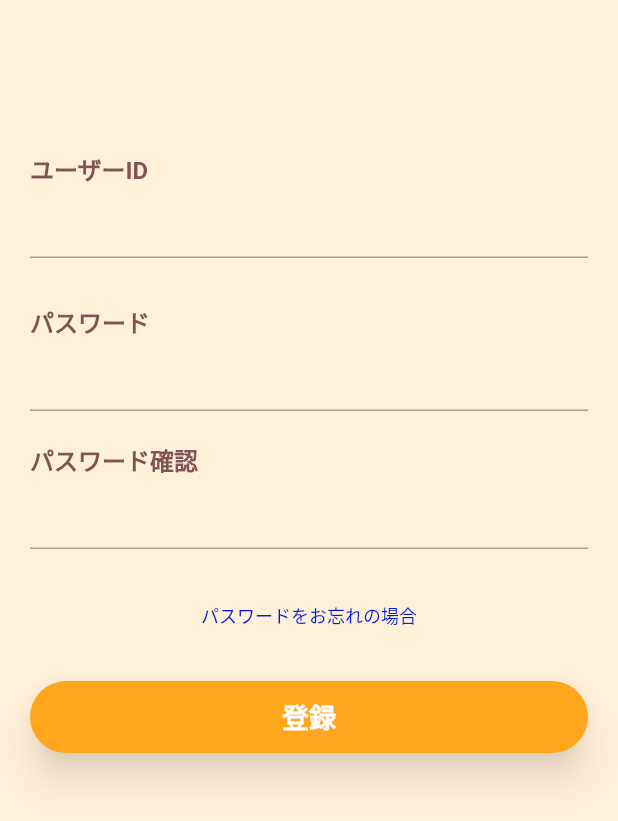
After one commit to CIRF-APP/cirf_subscribe_app, a Flutter app: the SignUpPage screen opened by its route, after a tap on "登録", on a phone screen of 412 x 824 dp. The commit adds this screen. Shown: the top 821 px of the screen. Run offline on Flutter 3.47's test engine with Material 2 defaults, Android fonts, the phone set to English and light mode, and no system bars; our stand-ins replace dotted_line, hive_flutter, just_audio, rxdart; missing offline and left inert: amplify_auth_cognito, amplify_flutter, auto_size_text_pk; accounts and stored records are empty; network calls fail; statements that could not run were skipped.

Commit message:
サインアップ追加

```diff
--- /dev/null
+++ b/lib/Bloc/sign_up_bloc.dart
@@ -0,0 +1,46 @@
+import 'package:cirf_subscription_app/Common/enum_set.dart';
+import 'package:cirf_subscription_app/Model/auth_model.dart';
+import 'package:cirf_subscription_app/Service/auth_service.dart';
+import 'package:rxdart/rxdart.dart';
+
+// ログイン処理用Bloc
+class SignUpBloc {
+  SignUpBloc() {
+    sinkSignUpData();
+  }
+
+  // 入力
+  final BehaviorSubject<SignUpCredentials> inputController = BehaviorSubject<SignUpCredentials>();
+
+  Sink<SignUpCredentials> get pushButton => inputController.sink;
+
+  // 出力
+  final BehaviorSubject<SignUpCredentials> sendController = BehaviorSubject<SignUpCredentials>();
+
+  Stream<SignUpCredentials> get signUpData => sendController.stream;
+
+  // サインアップの結果を返す処理
+  Future<SignUpFlowStatus?> fetchSignUpResult(SignUpCredentials? credentials) async {
+    final AuthService service = AuthService();
+    print(credentials);
+    if (credentials == null) {
+      return null;
+    } else {
+      return service.createAccount(credentials);
+    }
+  }
+
+  // 入力項目を渡す処理
+  void sinkSignUpData() {
+    inputController.listen((SignUpCredentials value) {
+      print('sinkSignUpData ${value.username}');
+      sendController.sink.add(value);
+    });
+  }
+
+  // Controllerを閉じる処理
+  void dispose() {
+    inputController.close();
+    sendController.close();
+  }
+}
--- a/lib/Common/enum_set.dart
+++ b/lib/Common/enum_set.dart
@@ -20,3 +20,5 @@ fail：入力項目不一致など
 error：パスワード変更処理でのエラー(sessionなども含む)
 */
 enum ChangePassFlowStatus { success, fail, reg_error, input_error, error }
+
+enum SignUpFlowStatus {success, fail}
--- a/lib/Model/auth_model.dart
+++ b/lib/Model/auth_model.dart
@@ -1,25 +1,35 @@
-// 認証モデル
-abstract class AuthModel {
-  AuthModel({required this.username, required this.password});
+// ログイン用
+class LoginCredentials {
+  LoginCredentials({
+    required this.username,
+    required this.password,
+  });
 
   final String username;
   final String password;
 }
 
-// ログイン用
-class LoginCredentials extends AuthModel {
-  LoginCredentials({required String username, required String password}) : super(username: username, password: password);
-}
-
-// パスワード変更モデル
-abstract class ConfirmModel {
-  ConfirmModel({required this.newPass, required this.confirmPass});
+// パスワード確認用
+class PasswordCredentials {
+  PasswordCredentials({
+    required this.newPass,
+    required this.confirmPass,
+  });
 
   final String newPass;
   final String confirmPass;
 }
 
-// パスワード確認用
-class PasswordCredentials extends ConfirmModel {
-  PasswordCredentials({required String newPass, required String confirmPass}) : super(newPass: newPass, confirmPass: confirmPass);
+
+// サインアップ用
+class SignUpCredentials {
+  SignUpCredentials({
+    required this.username,
+    required this.password,
+    required this.confirmPass,
+  });
+
+  final String username;
+  final String password;
+  final String confirmPass;
 }
--- a/lib/Service/auth_service.dart
+++ b/lib/Service/auth_service.dart
@@ -42,7 +42,6 @@ class AuthService {
 
   // ログイン処理
   Future<AuthFlowStatus> loginWithCredentials(LoginCredentials model) async {
-
     try {
       // 入力されたusernameとpasswordで認証成功するかの判別4
       final SignInResult result = await Amplify.Auth.signIn(username: model.username, password: model.password);
@@ -107,9 +106,34 @@ class AuthService {
             return AuthFlowStatus.error;
         }
       }
-    } on Exception catch (e){
+    } on Exception catch (e) {
       print(e.toString());
       return AuthFlowStatus.error;
+    }
+  }
+
+  // サインアップ
+  Future<SignUpFlowStatus> createAccount(SignUpCredentials model) async {
+    try {
+      if (model.password == model.confirmPass) {
+        final SignUpResult signUpResult = await Amplify.Auth.signUp(
+          username: model.username,
+          password: model.password,
+          options: CognitoSignUpOptions(
+            userAttributes: <CognitoUserAttributeKey, String>{
+              CognitoUserAttributeKey.email: model.username,
+            },
+          ),
+        );
+        print(signUpResult.isSignUpComplete);
+        print(signUpResult.toString());
+        return SignUpFlowStatus.success;
+      } else {
+        return SignUpFlowStatus.fail;
+      }
+    } on AmplifyException catch (authError) {
+      print(authError.message);
+      return SignUpFlowStatus.fail;
     }
   }
 
@@ -181,7 +205,7 @@ class AuthService {
             return ChangePassFlowStatus.error;
         }
       }
-    } on Exception catch(e) {
+    } on Exception catch (e) {
       print(e.toString());
       return ChangePassFlowStatus.error;
     }
--- a/lib/View/Page/first_page.dart
+++ b/lib/View/Page/first_page.dart
@@ -32,7 +32,7 @@ class FirstPage extends StatelessWidget {
       // セッション無：LoginPage()
       switch (sessionData.data) {
         case AuthFlowStatus.success:
-          return const TopPage();
+          return const LoginPage(); // const TopPage();
 
         case AuthFlowStatus.error:
           return const LoginPage();
--- a/lib/View/Page/login_page.dart
+++ b/lib/View/Page/login_page.dart
@@ -67,7 +67,6 @@ class _LoginPageState extends State<LoginPage> {
                       const SizedBox(
                         height: 30,
                       ),
-                      // TODO(you): Android入力フォーム使用時のログ確認
                       InputForm(
                         title: 'パスワード',
                         inputFormController: passwordController,
@@ -81,11 +80,12 @@ class _LoginPageState extends State<LoginPage> {
                       ),
                       Center(
                         child: TextButton(
-                          // TODO(you): パスワード忘れ画面の実装
-                          onPressed: () {},
+                          onPressed: () {
+                            Navigator.of(context).pushNamed('/sign_up');
+                          },
                           child: FixedText(
                             size: 12,
-                            text: 'パスワードをお忘れの場合',
+                            text: 'アカウントをお持ちで無い場合',
                             color: HexColor('#0019DB'),
                           ),
                         ),
--- /dev/null
+++ b/lib/View/Page/sign_up_page.dart
@@ -0,0 +1,160 @@
+import 'package:cirf_subscription_app/Bloc/login_bloc.dart';
+import 'package:cirf_subscription_app/Bloc/sign_up_bloc.dart';
+import 'package:cirf_subscription_app/Common/enum_set.dart';
+import 'package:cirf_subscription_app/Common/hex_color.dart';
+import 'package:cirf_subscription_app/Model/auth_model.dart';
+import 'package:cirf_subscription_app/View/Atom/fixed_text.dart';
+import 'package:cirf_subscription_app/View/Molecule/input_form.dart';
+import 'package:cirf_subscription_app/View/Molecule/ios_style_dialog.dart';
+import 'package:cirf_subscription_app/View/Molecule/progress_button.dart';
+import 'package:flutter/material.dart';
+import 'package:provider/provider.dart';
+
+// ログイン画面
+// TextField使用のためStatefulで記載(処理自体はBlocパターンで管理)
+// 入力した文字を入力フォームに保持するため
+class SignUpPage extends StatefulWidget {
+  const SignUpPage({Key? key}) : super(key: key);
+
+  @override
+  State createState() {
+    return _SignUpState();
+  }
+}
+
+class _SignUpState extends State<SignUpPage> {
+  final TextEditingController userIdController = TextEditingController();
+  final TextEditingController passwordController = TextEditingController();
+  final TextEditingController confirmPasswordController = TextEditingController();
+  SignUpCredentials credentials = SignUpCredentials(username: '', password: '', confirmPass: '');
+
+  // build制御のための変数
+  // TODO(you): リファクタリング(より良い方法を検討)
+  bool status = false;
+
+  @override
+  Widget build(BuildContext context) {
+    final SignUpBloc signUpBloc = Provider.of<SignUpBloc>(context);
+    final double displayWidth = MediaQuery.of(context).size.width;
+    final double displayHeight = MediaQuery.of(context).size.height;
+
+    return Scaffold(
+      resizeToAvoidBottomInset: false,
+      body: GestureDetector(
+        onTap: () => FocusScope.of(context).unfocus(),
+        child: Container(
+          color: HexColor('#FFF0D8'),
+          height: displayHeight,
+          child: Container(
+            margin: const EdgeInsets.only(left: 20, right: 20, bottom: 20),
+            child: SafeArea(
+              child: SingleChildScrollView(
+                child: Padding(
+                  padding: EdgeInsets.only(bottom: MediaQuery.of(context).viewInsets.bottom),
+                  child: Column(
+                    crossAxisAlignment: CrossAxisAlignment.start,
+                    children: <Widget>[
+                      const SizedBox(
+                        height: 100,
+                      ),
+                      // TODO(you): Android入力フォーム使用時のログ確認
+                      InputForm(
+                        title: 'ユーザーID',
+                        inputFormController: userIdController,
+                        titleColor: HexColor('#815454'),
+                        borderColor: HexColor('#8154544D'),
+                        focusColor: HexColor('#FEA628'),
+                      ),
+                      const SizedBox(
+                        height: 30,
+                      ),
+                      InputForm(
+                        title: 'パスワード',
+                        inputFormController: passwordController,
+                        titleColor: HexColor('#815454'),
+                        borderColor: HexColor('#8154544D'),
+                        focusColor: HexColor('#FEA628'),
+                        isMask: true,
+                      ),
+                      const SizedBox(
+                        height: 20,
+                      ),
+                      InputForm(
+                        title: 'パスワード確認',
+                        inputFormController: confirmPasswordController,
+                        titleColor: HexColor('#815454'),
+                        borderColor: HexColor('#8154544D'),
+                        focusColor: HexColor('#FEA628'),
+                        isMask: true,
+                      ),
+                      const SizedBox(
+                        height: 20,
+                      ),
+                      Center(
+                        child: TextButton(
+                          // TODO(you): パスワード忘れ画面の実装
+                          onPressed: () {},
+                          child: FixedText(
+                            size: 12,
+                            text: 'パスワードをお忘れの場合',
+                            color: HexColor('#0019DB'),
+                          ),
+                        ),
+                      ),
+                      const SizedBox(
+                        height: 20,
+                      ),
+                      StreamBuilder<SignUpCredentials>(
+                        stream: signUpBloc.signUpData,
+                        builder: (BuildContext context, AsyncSnapshot<SignUpCredentials> userData) {
+                          return FutureBuilder<SignUpFlowStatus?>(
+                            future: signUpBloc.fetchSignUpResult(userData.data),
+                            builder: (BuildContext context, AsyncSnapshot<SignUpFlowStatus?> loginResult) {
+                              if (loginResult.connectionState == ConnectionState.done) {
+                                // Widgetの描画が完了かつstatusがtrueの時のみ遷移先判別
+                                WidgetsBinding.instance!.addPostFrameCallback((_) {
+                                  print('WidgetBinding ${loginResult.data}');
+                                });
+                                return ProgressButton(
+                                  text: '登録',
+                                  textSize: 18,
+                                  height: 48,
+                                  width: displayWidth - 40,
+                                  btnColor: HexColor('#FFA61C'),
+                                  textColor: HexColor('#FFFFFF'),
+                                  onPressed: () async {
+                                    // 遷移先判別を行うために"true"へ変更
+                                    status = true;
+                                    FocusScope.of(context).unfocus();
+                                    // ユーザネーム欄入力項目
+                                    final String username = userIdController.text.trim();
+                                    // パスワード欄入力項目
+                                    final String password = passwordController.text.trim();
+                                    // パスワード確認
+                                    final String confirmPass = confirmPasswordController.text.trim();
+                                    // 入力項目をModelに格納
+                                    credentials = SignUpCredentials(username: username, password: password, confirmPass: confirmPass);
+                                    print('Button ${credentials.username}');
+                                    signUpBloc.pushButton.add(credentials);
+                                  },
+                                );
+                              } else {
+                                return const Center(
+                                  child: CircularProgressIndicator(),
+                                );
+                              }
+                            },
+                          );
+                        },
+                      ),
+                    ],
+                  ),
+                ),
+              ),
+            ),
+          ),
+        ),
+      ),
+    );
+  }
+}
--- a/lib/main.dart
+++ b/lib/main.dart
@@ -6,6 +6,7 @@ import 'package:cirf_subscription_app/Bloc/login_bloc.dart';
 import 'package:cirf_subscription_app/Bloc/music_control_bloc.dart';
 import 'package:cirf_subscription_app/View/Page/change_pass_page.dart';
 import 'package:cirf_subscription_app/View/Page/search_result_page.dart';
+import 'package:cirf_subscription_app/View/Page/sign_up_page.dart';
 import 'package:cirf_subscription_app/View/Page/top_page.dart';
 import 'package:cirf_subscription_app/amplifyconfiguration.dart';
 import 'package:flutter/material.dart';
@@ -13,6 +14,7 @@ import 'package:hive_flutter/hive_flutter.dart';
 import 'package:provider/provider.dart';
 import 'package:provider/single_child_widget.dart';
 
+import 'Bloc/sign_up_bloc.dart';
 import 'View/Page/first_page.dart';
 
 Future<void> main() async {
@@ -57,6 +59,10 @@ class CirfApp extends StatelessWidget {
           create: (BuildContext context) => ConfirmPasswordBloc(),
           dispose: (BuildContext context, ConfirmPasswordBloc bloc) => bloc.dispose(),
         ),
+        Provider<SignUpBloc>(
+          create: (BuildContext context) => SignUpBloc(),
+          dispose: (BuildContext context, SignUpBloc bloc) => bloc.dispose(),
+        ),
       ],
       child: MaterialApp(
         debugShowCheckedModeBanner: false,
@@ -68,6 +74,8 @@ class CirfApp extends StatelessWidget {
           '/top': (BuildContext context) => const TopPage(),
           // 画面名「/search_res」検索結果画面
           '/search_res': (BuildContext context) => const SearchResultPage(),
+          // 画面名「/sign_up」サインアップページ
+          '/sign_up': (BuildContext context) => const SignUpPage(),
         },
         // Blocパターン用
         home: const FirstPage(),
```
